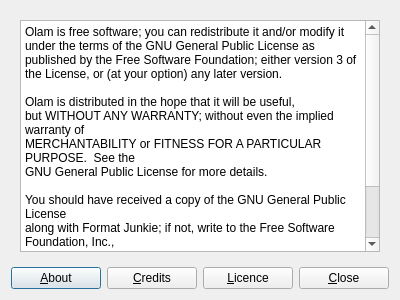
Before: the Qt Designer form about.ui in tachyons/olam, drawn with Qt 5.
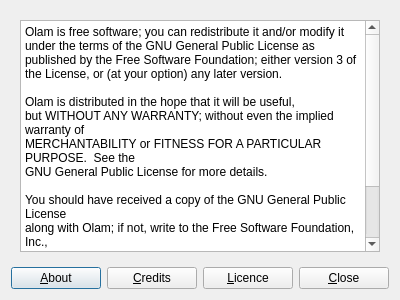
After: the same form once the commit is applied. The open tabs and pages were chosen to show the change. Icons and pictures are not drawn.

The edit to the form file:
```diff
--- a/about.ui
+++ b/about.ui
@@ -128,7 +128,7 @@
 GNU General Public License for more details.
 
 You should have received a copy of the GNU General Public License
-along with Format Junkie; if not, write to the Free Software Foundation, Inc.,
+along with Olam; if not, write to the Free Software Foundation, Inc.,
 51 Franklin Street, Fifth Floor, Boston, MA 02110-1301, USA
 
 For further information you can also visit http://www.gnu.org/licenses/gpl.html</string>
```
